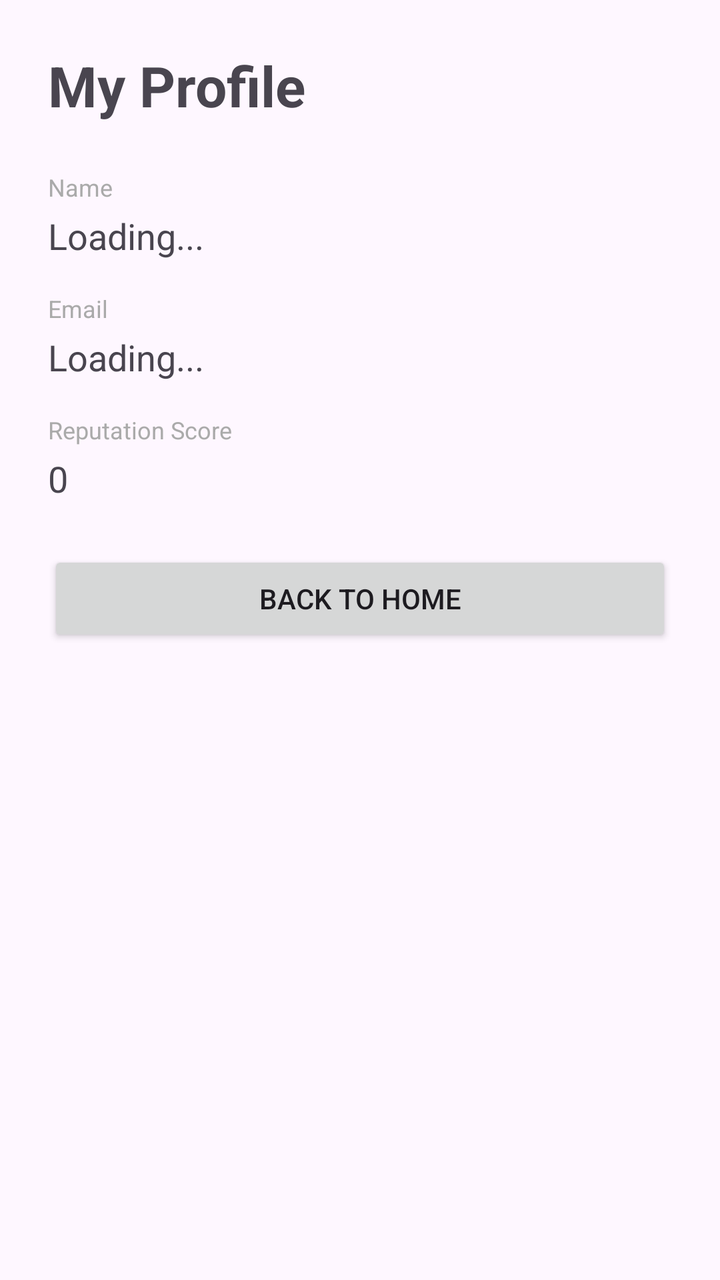
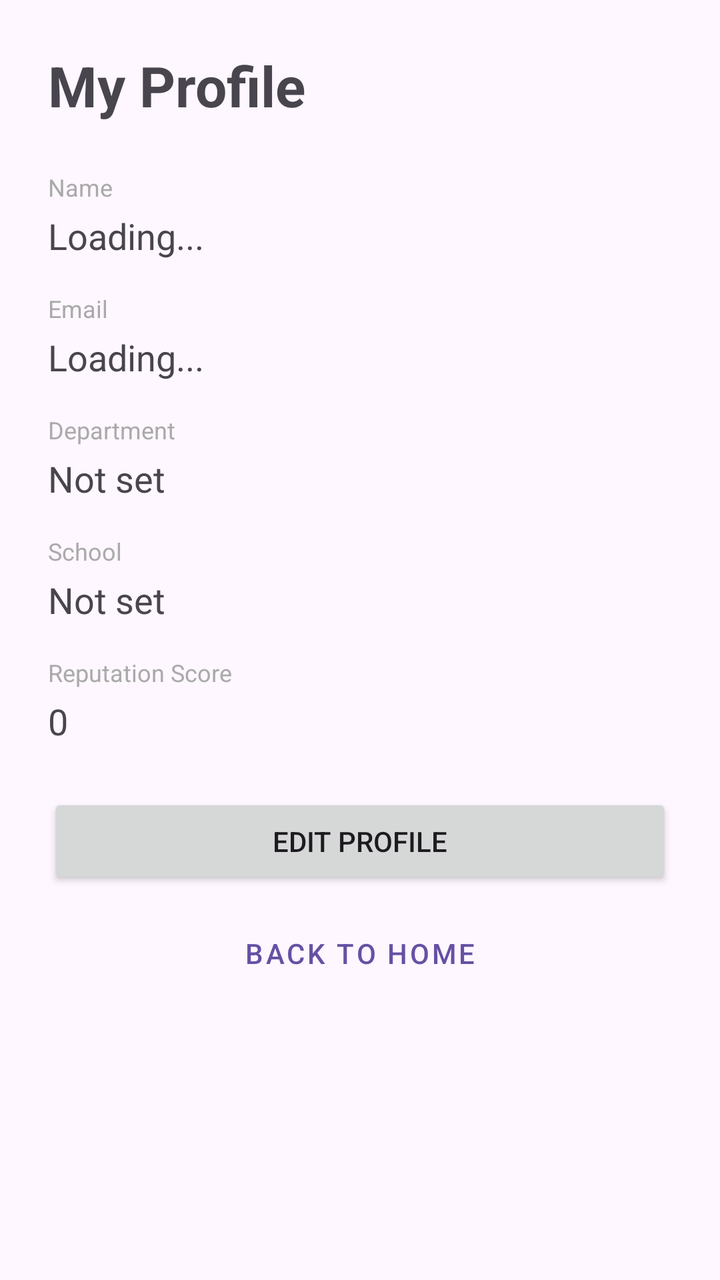

An Android layout rendered at two revisions. The XML below is the earlier revision; the diff shows what the commit changed to produce the second picture.
<!-- AndroidManifest.xml: application theme Theme.BestLLM -->
<!-- res/layout/activity_profile.xml -->
<?xml version="1.0" encoding="utf-8"?>
<ScrollView xmlns:android="http://schemas.android.com/apk/res/android"
    android:layout_width="match_parent"
    android:layout_height="match_parent"
    android:fillViewport="true">

    <LinearLayout
        android:layout_width="match_parent"
        android:layout_height="wrap_content"
        android:orientation="vertical"
        android:padding="24dp">

        <TextView
            android:layout_width="wrap_content"
            android:layout_height="wrap_content"
            android:text="My Profile"
            android:textSize="28sp"
            android:textStyle="bold"
            android:layout_marginBottom="24dp"/>

        <TextView
            android:layout_width="wrap_content"
            android:layout_height="wrap_content"
            android:text="Name"
            android:textSize="12sp"
            android:textColor="@android:color/darker_gray"
            android:layout_marginBottom="4dp"/>

        <TextView
            android:id="@+id/textViewName"
            android:layout_width="wrap_content"
            android:layout_height="wrap_content"
            android:text="Loading..."
            android:textSize="18sp"
            android:layout_marginBottom="16dp"/>

        <TextView
            android:layout_width="wrap_content"
            android:layout_height="wrap_content"
            android:text="Email"
            android:textSize="12sp"
            android:textColor="@android:color/darker_gray"
            android:layout_marginBottom="4dp"/>

        <TextView
            android:id="@+id/textViewEmail"
            android:layout_width="wrap_content"
            android:layout_height="wrap_content"
            android:text="Loading..."
            android:textSize="18sp"
            android:layout_marginBottom="16dp"/>

        <TextView
            android:layout_width="wrap_content"
            android:layout_height="wrap_content"
            android:text="Reputation Score"
            android:textSize="12sp"
            android:textColor="@android:color/darker_gray"
            android:layout_marginBottom="4dp"/>

        <TextView
            android:id="@+id/textViewReputation"
            android:layout_width="wrap_content"
            android:layout_height="wrap_content"
            android:text="0"
            android:textSize="18sp"
            android:layout_marginBottom="24dp"/>

        <ProgressBar
            android:id="@+id/progressBar"
            android:layout_width="wrap_content"
            android:layout_height="wrap_content"
            android:layout_gravity="center"
            android:visibility="gone"/>

        <Button
            android:id="@+id/buttonBack"
            android:layout_width="match_parent"
            android:layout_height="wrap_content"
            android:text="Back to Home"/>

    </LinearLayout>
</ScrollView>
<!-- resources referenced by this layout -->
<resources>
  <style name="Theme.BestLLM" parent="Base.Theme.BestLLM" />
  <style name="Base.Theme.BestLLM" parent="Theme.Material3.DayNight.NoActionBar">
          
          
      </style>
</resources>

<!-- the commit's change to res/layout/activity_profile.xml (unified diff, before → after) -->
@@ -53,6 +53,38 @@
         <TextView
             android:layout_width="wrap_content"
             android:layout_height="wrap_content"
+            android:text="Department"
+            android:textSize="12sp"
+            android:textColor="@android:color/darker_gray"
+            android:layout_marginBottom="4dp"/>
+
+        <TextView
+            android:id="@+id/textViewDepartment"
+            android:layout_width="wrap_content"
+            android:layout_height="wrap_content"
+            android:text="Not set"
+            android:textSize="18sp"
+            android:layout_marginBottom="16dp"/>
+
+        <TextView
+            android:layout_width="wrap_content"
+            android:layout_height="wrap_content"
+            android:text="School"
+            android:textSize="12sp"
+            android:textColor="@android:color/darker_gray"
+            android:layout_marginBottom="4dp"/>
+
+        <TextView
+            android:id="@+id/textViewSchool"
+            android:layout_width="wrap_content"
+            android:layout_height="wrap_content"
+            android:text="Not set"
+            android:textSize="18sp"
+            android:layout_marginBottom="16dp"/>
+
+        <TextView
+            android:layout_width="wrap_content"
+            android:layout_height="wrap_content"
             android:text="Reputation Score"
             android:textSize="12sp"
             android:textColor="@android:color/darker_gray"
@@ -74,10 +106,18 @@
             android:visibility="gone"/>
 
         <Button
+            android:id="@+id/buttonEditProfile"
+            android:layout_width="match_parent"
+            android:layout_height="wrap_content"
+            android:text="Edit Profile"
+            android:layout_marginBottom="8dp"/>
+
+        <Button
             android:id="@+id/buttonBack"
             android:layout_width="match_parent"
             android:layout_height="wrap_content"
-            android:text="Back to Home"/>
+            android:text="Back to Home"
+            style="@style/Widget.MaterialComponents.Button.OutlinedButton"/>
 
     </LinearLayout>
 </ScrollView>
